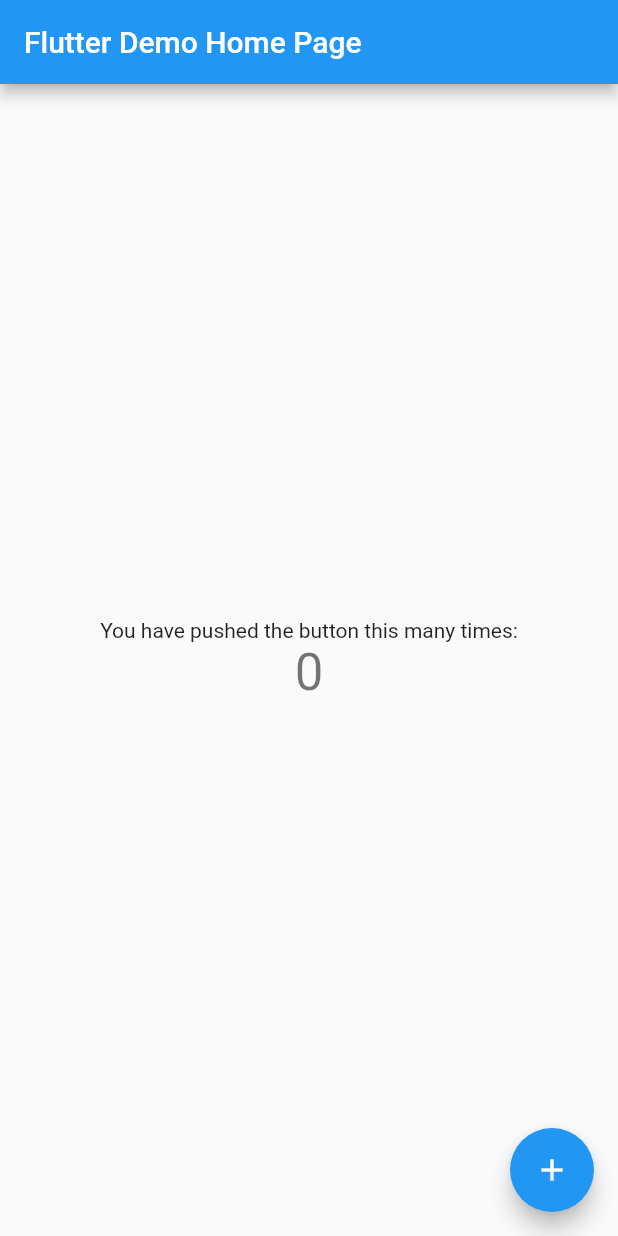
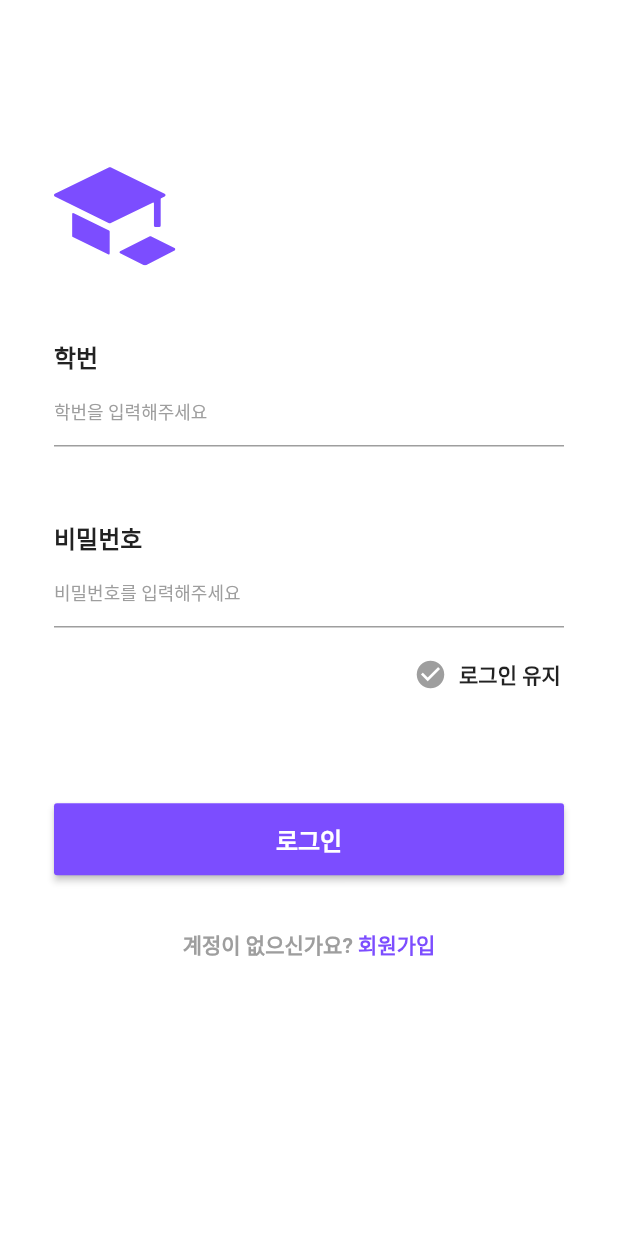
Before and after one commit to Sejong-Gateway/Gateway-flutter-app, a Flutter app: the screen it shows after launch, on a phone screen of 412 x 824 dp. Run offline on Flutter 3.47's test engine with Material 2 defaults, Android fonts, the phone set to English and light mode, and no system bars; our stand-ins replace flutter_svg; Roboto replaces fonts that are missing (Nato).

Commit message:
login page

```diff
--- a/lib/main.dart
+++ b/lib/main.dart
@@ -1,113 +1,20 @@
 import 'package:flutter/material.dart';
+import 'pages/login_page.dart';
 
-void main() {
-  runApp(MyApp());
-}
+void main() => runApp(MyApp());
 
 class MyApp extends StatelessWidget {
-  // This widget is the root of your application.
+
   @override
   Widget build(BuildContext context) {
     return MaterialApp(
-      title: 'Flutter Demo',
+      title: 'GatewayApp',
+      debugShowCheckedModeBanner: false,
       theme: ThemeData(
-        // This is the theme of your application.
-        //
-        // Try running your application with "flutter run". You'll see the
-        // application has a blue toolbar. Then, without quitting the app, try
-        // changing the primarySwatch below to Colors.green and then invoke
-        // "hot reload" (press "r" in the console where you ran "flutter run",
-        // or simply save your changes to "hot reload" in a Flutter IDE).
-        // Notice that the counter didn't reset back to zero; the application
-        // is not restarted.
-        primarySwatch: Colors.blue,
+        primarySwatch: Colors.lightBlue,
+        fontFamily: 'Nato',
       ),
-      home: MyHomePage(title: 'Flutter Demo Home Page'),
+      home: LoginPage(),
     );
   }
 }
-
-class MyHomePage extends StatefulWidget {
-  MyHomePage({Key key, this.title}) : super(key: key);
-
-  // This widget is the home page of your application. It is stateful, meaning
-  // that it has a State object (defined below) that contains fields that affect
-  // how it looks.
-
-  // This class is the configuration for the state. It holds the values (in this
-  // case the title) provided by the parent (in this case the App widget) and
-  // used by the build method of the State. Fields in a Widget subclass are
-  // always marked "final".
-
-  final String title;
-
-  @override
-  _MyHomePageState createState() => _MyHomePageState();
-}
-
-class _MyHomePageState extends State<MyHomePage> {
-  int _counter = 0;
-
-  void _incrementCounter() {
-    setState(() {
-      // This call to setState tells the Flutter framework that something has
-      // changed in this State, which causes it to rerun the build method below
-      // so that the display can reflect the updated values. If we changed
-      // _counter without calling setState(), then the build method would not be
-      // called again, and so nothing would appear to happen.
-      _counter++;
-    });
-  }
-
-  @override
-  Widget build(BuildContext context) {
-    // This method is rerun every time setState is called, for instance as done
-    // by the _incrementCounter method above.
-    //
-    // The Flutter framework has been optimized to make rerunning build methods
-    // fast, so that you can just rebuild anything that needs updating rather
-    // than having to individually change instances of widgets.
-    return Scaffold(
-      appBar: AppBar(
-        // Here we take the value from the MyHomePage object that was created by
-        // the App.build method, and use it to set our appbar title.
-        title: Text(widget.title),
-      ),
-      body: Center(
-        // Center is a layout widget. It takes a single child and positions it
-        // in the middle of the parent.
-        child: Column(
-          // Column is also a layout widget. It takes a list of children and
-          // arranges them vertically. By default, it sizes itself to fit its
-          // children horizontally, and tries to be as tall as its parent.
-          //
-          // Invoke "debug painting" (press "p" in the console, choose the
-          // "Toggle Debug Paint" action from the Flutter Inspector in Android
-          // Studio, or the "Toggle Debug Paint" command in Visual Studio Code)
-          // to see the wireframe for each widget.
-          //
-          // Column has various properties to control how it sizes itself and
-          // how it positions its children. Here we use mainAxisAlignment to
-          // center the children vertically; the main axis here is the vertical
-          // axis because Columns are vertical (the cross axis would be
-          // horizontal).
-          mainAxisAlignment: MainAxisAlignment.center,
-          children: <Widget>[
-            Text(
-              'You have pushed the button this many times:',
-            ),
-            Text(
-              '$_counter',
-              style: Theme.of(context).textTheme.headline4,
-            ),
-          ],
-        ),
-      ),
-      floatingActionButton: FloatingActionButton(
-        onPressed: _incrementCounter,
-        tooltip: 'Increment',
-        child: Icon(Icons.add),
-      ), // This trailing comma makes auto-formatting nicer for build methods.
-    );
-  }
-}
--- /dev/null
+++ b/lib/pages/login_page.dart
@@ -0,0 +1,225 @@
+import 'package:flutter/cupertino.dart';
+import 'package:flutter/material.dart';
+import 'package:flutter_svg/flutter_svg.dart';
+
+//purple custom 실행 오류
+extension HexColor on Color {
+  /// String is in the format "aabbcc" or "ffaabbcc" with an optional leading "#".
+  static Color fromHex(String hexString) {
+    final buffer = StringBuffer();
+    if (hexString.length == 6 || hexString.length == 7) buffer.write('ff');
+    buffer.write(hexString.replaceFirst('#', ''));
+    return Color(int.parse(buffer.toString(), radix: 16));
+  }
+
+  /// Prefixes a hash sign if [leadingHashSign] is set to `true` (default is `true`).
+  String toHex({bool leadingHashSign = true}) => '${leadingHashSign ? '#' : ''}'
+      '${alpha.toRadixString(16).padLeft(2, '0')}'
+      '${red.toRadixString(16).padLeft(2, '0')}'
+      '${green.toRadixString(16).padLeft(2, '0')}'
+      '${blue.toRadixString(16).padLeft(2, '0')}';
+}
+
+//LoginPage를 위한 statelesswidget
+class LoginPage extends StatelessWidget {
+  //static Color purpleCustom = HexColor.fromHex('#6c63ff');
+  //purple custom not working
+  @override
+  Widget build(BuildContext context) {
+    return Scaffold(
+      resizeToAvoidBottomInset: false,
+      backgroundColor: Colors.white,
+      appBar: this._appBar,
+      body: this._body(context),
+    );
+  }
+}
+
+//로그인 유지 항목을 위한 StayedLogin
+class StayedLogin extends StatefulWidget {
+  @override
+  _StayedLogin createState() => new _StayedLogin();
+}
+
+class _StayedLogin extends State<StayedLogin> {
+  bool checkboxValue = false;
+
+  @override
+  Widget build(BuildContext context) {
+    return Container(
+        padding: EdgeInsets.fromLTRB(240, 0, 0, 0),
+        child: Row(
+          children: [
+            GestureDetector(
+              onTap: () {
+                setState(() {
+                  checkboxValue = !checkboxValue;
+                });
+              },
+              child: checkboxValue
+                  ? Icon(
+                Icons.check_circle,
+                color: Colors.deepPurpleAccent,
+                size: 22,
+              )
+                  : Icon(
+                Icons.check_circle,
+                color: Colors.grey,
+                size: 22,
+              ),
+            ),
+            SizedBox(width: 8),
+            Text("로그인 유지",
+                style: TextStyle(
+                  fontSize: 14,
+                  fontStyle: FontStyle.normal,
+                  fontWeight: FontWeight.bold,
+                )),
+          ],
+        ));
+  }
+}
+
+//Login page 확장
+extension on LoginPage {
+  Widget get _appBar =>
+      AppBar(
+        toolbarHeight: 44,
+        backgroundColor: Colors.white,
+        elevation: 0,
+      );
+
+  Widget _body(BuildContext context) {
+    return SafeArea(
+      child: Container(
+        height: MediaQuery
+            .of(context)
+            .size
+            .height,
+        padding: EdgeInsets.symmetric(horizontal: 36),
+        child: Column(
+          crossAxisAlignment: CrossAxisAlignment.start,
+          children: [
+            SizedBox(height: 67),
+            SvgPicture.asset('asset/Group155.svg', color: Colors.deepPurpleAccent),
+            Expanded(
+              flex: 45,
+              child: Container(),
+            ),
+            this._textField("학번", "학번을 입력해주세요"),
+            Expanded(
+              flex: 45,
+              child: Container(),
+            ),
+            this._passwordtextField("비밀번호", "비밀번호를 입력해주세요"),
+            Expanded(
+              flex: 19,
+              child: Container(),
+            ),
+            StayedLogin(),
+            Expanded(
+              flex: 69,
+              child: Container(),
+            ),
+            ButtonTheme(
+              height: 48,
+              minWidth: 400,
+              child: RaisedButton(
+                onPressed: () {},
+                child: Text(
+                  "로그인",
+                  style: TextStyle(
+                      fontWeight: FontWeight.bold,
+                      fontSize: 16,
+                      color: Colors.white),
+                ),
+                color: Colors.deepPurpleAccent,
+              ),
+            ),
+            Expanded(
+              flex: 33,
+              child: Container(),
+            ),
+            this._signup(),
+            Expanded(
+              flex: 170,
+              child: Container(),
+            ),
+          ],
+        ),
+      ),
+    );
+  }
+  //입력 받을 때 사용 widget
+  Widget _textField(String labelText, String hintText) {
+    bool _obscureText = true;
+    return Column(
+      crossAxisAlignment: CrossAxisAlignment.start,
+      children: [
+        Text(
+          labelText,
+          style: TextStyle(
+            fontSize: 16,
+            fontWeight: FontWeight.bold,
+          ),
+        ),
+        TextField(
+          decoration: InputDecoration(
+              hintText: hintText,
+              hintStyle: TextStyle(
+                  color: Colors.grey,
+                  fontSize: 12,
+                  fontWeight: FontWeight.w300)),
+        )
+      ],
+    );
+  }
+  //비밀번호 입력 받을 때 위젯, obscureText사용
+  Widget _passwordtextField(String labelText, String hintText) {
+    bool _obscureText = true;
+    return Column(
+      crossAxisAlignment: CrossAxisAlignment.start,
+      children: [
+        Text(
+          labelText,
+          style: TextStyle(
+            fontSize: 16,
+            fontWeight: FontWeight.bold,
+          ),
+        ),
+        TextField(
+          decoration: InputDecoration(
+            hintText: hintText,
+            hintStyle: TextStyle(
+                color: Colors.grey, fontSize: 12, fontWeight: FontWeight.w300),
+            contentPadding: EdgeInsets.zero,
+          ),
+          obscureText: _obscureText,
+        )
+      ],
+    );
+  }
+  //회원 가입 페이지 위한 버튼
+  Widget _signup() {
+    return Row(
+      crossAxisAlignment: CrossAxisAlignment.center,
+      mainAxisAlignment: MainAxisAlignment.center,
+      children: [
+        Text("계정이 없으신가요? ",
+            style: TextStyle(
+              fontSize: 14,
+              fontWeight: FontWeight.w700,
+              color: Colors.grey,
+            )),
+        InkWell(
+          child: Text("회원가입",
+              style: TextStyle(
+                  fontSize: 14,
+                  fontWeight: FontWeight.w700,
+                  color: Colors.deepPurpleAccent)),
+          onTap: () => {},
+        )
+      ],
+    );
+  }
+}
--- /dev/null
+++ b/lib/utils/Colors.dart
@@ -0,0 +1,7 @@
+import 'dart:ui';
+
+final _GatewayColor GatewayColor = _GatewayColor();
+
+class _GatewayColor{
+  final Color mainText = Color(0xff6c63ff);
+}
```
Also changed, not shown: pubspec.yaml (+11 -8 lines), asset/Group155.svg (added), pubspec.lock, 2 other files.
